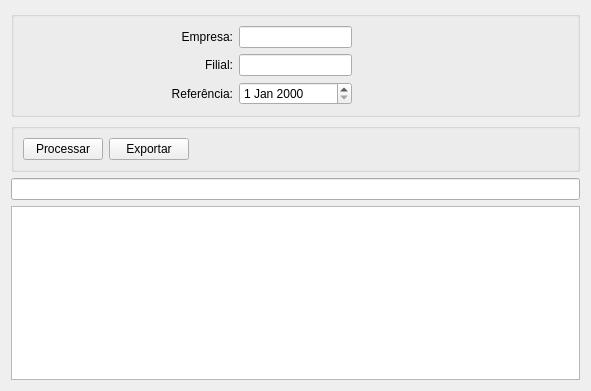
First picture: the form in relacaocolaborador.ui, repository fallomermo/SeverinoTools_BKP_Old, before the edit.
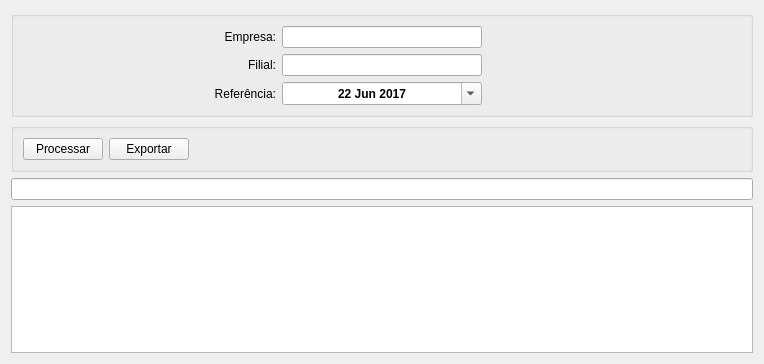
Second picture: the form after the edit. Icons and pictures are not drawn.

The edit to the form file:
```diff
--- a/relacaocolaborador.ui
+++ b/relacaocolaborador.ui
@@ -6,8 +6,8 @@
    <rect>
     <x>0</x>
     <y>0</y>
-    <width>591</width>
-    <height>391</height>
+    <width>764</width>
+    <height>364</height>
    </rect>
   </property>
   <property name="windowTitle">
@@ -88,7 +88,7 @@
        <widget class="QLineEdit" name="campoID_Empresa">
         <property name="maximumSize">
          <size>
-          <width>113</width>
+          <width>200</width>
           <height>16777215</height>
          </size>
         </property>
@@ -115,7 +115,7 @@
        <widget class="QLineEdit" name="campoID_Filial">
         <property name="maximumSize">
          <size>
-          <width>113</width>
+          <width>200</width>
           <height>16777215</height>
          </size>
         </property>
@@ -139,7 +139,36 @@
        </widget>
       </item>
       <item row="2" column="1">
-       <widget class="QDateEdit" name="dataReferencia"/>
+       <widget class="QDateEdit" name="dataReferencia">
+        <property name="minimumSize">
+         <size>
+          <width>200</width>
+          <height>0</height>
+         </size>
+        </property>
+        <property name="font">
+         <font>
+          <weight>75</weight>
+          <bold>true</bold>
+         </font>
+        </property>
+        <property name="wrapping">
+         <bool>false</bool>
+        </property>
+        <property name="alignment">
+         <set>Qt::AlignCenter</set>
+        </property>
+        <property name="calendarPopup">
+         <bool>true</bool>
+        </property>
+        <property name="date">
+         <date>
+          <year>2017</year>
+          <month>6</month>
+          <day>22</day>
+         </date>
+        </property>
+       </widget>
       </item>
      </layout>
     </widget>
```
